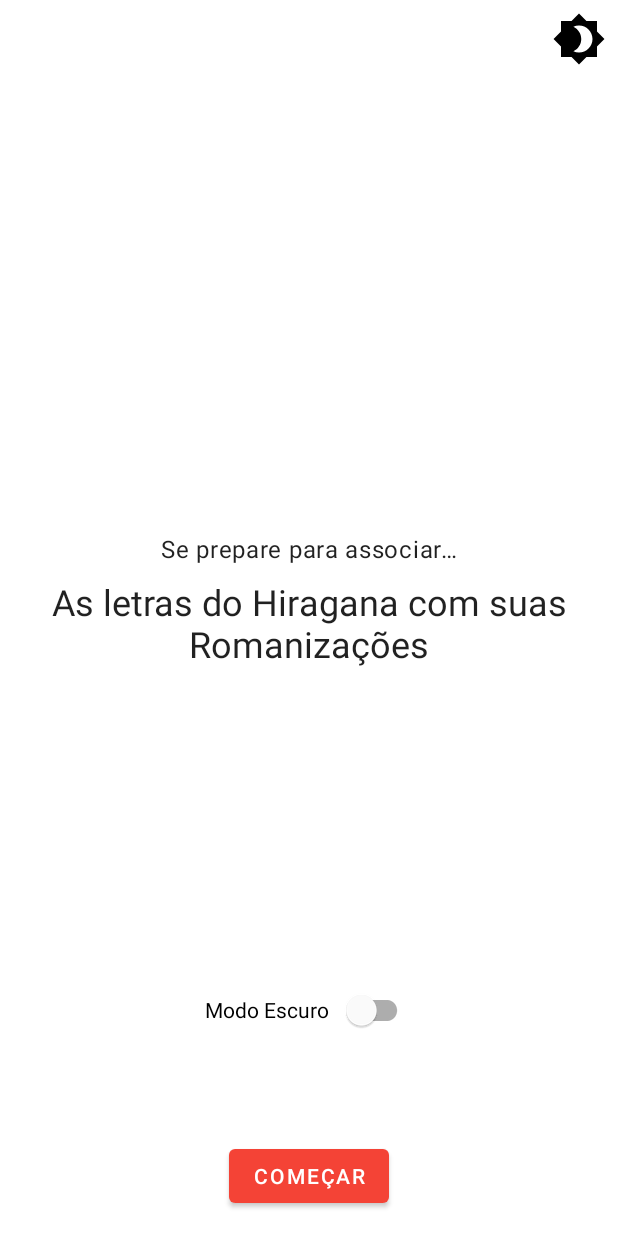
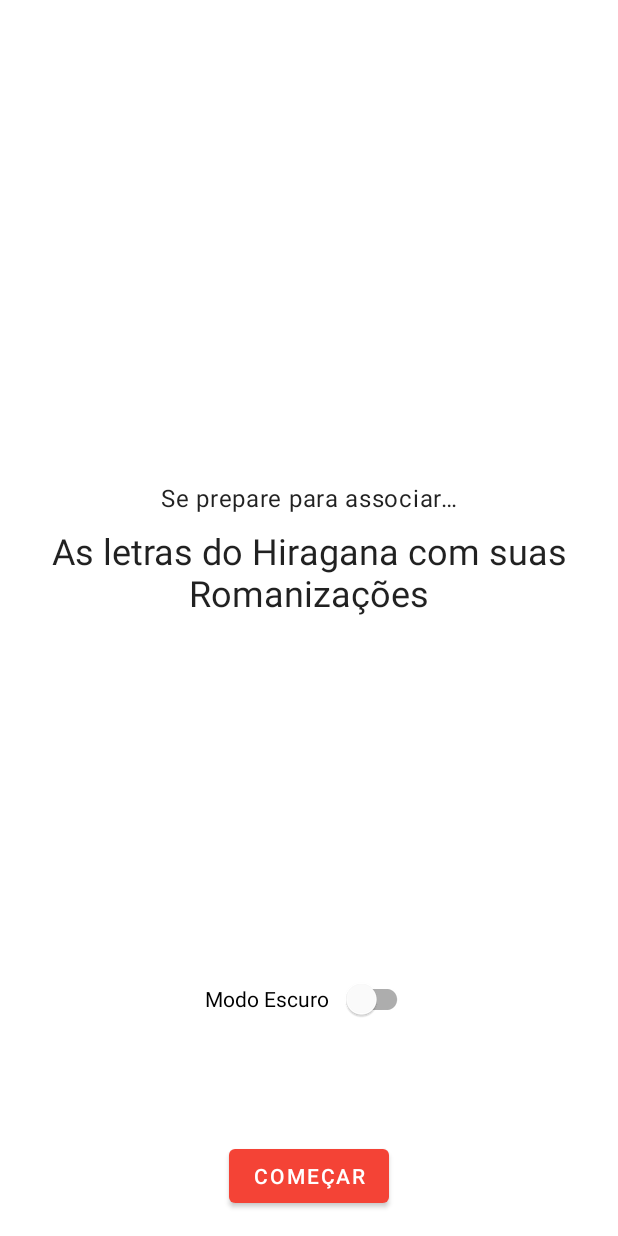
Before and after one commit to mathsemilio/hiragana-learner-randomizer, an Android app: the screen it shows after launch (MainActivity), on a phone screen of 412 x 824 dp. Run offline under Robolectric (Android 15) with nearby library versions, the phone set to English and light mode, and no system bars.

Commit message:
Custom toolbar removed from the main activity_main.xml and small code cleanup.

```diff
--- a/app/src/main/java/com/mathsemilio/hiraganalearner/ui/fragment/GameWelcomeScreen.kt
+++ b/app/src/main/java/com/mathsemilio/hiraganalearner/ui/fragment/GameWelcomeScreen.kt
@@ -33,7 +33,7 @@ class GameWelcomeScreen : Fragment() {
 
         binding.darkModeSwitch.isChecked = DarkModeSelector.isActivated
 
-        binding.darkModeSwitch.setOnCheckedChangeListener { buttonView, isChecked ->
+        binding.darkModeSwitch.setOnCheckedChangeListener { buttonView, _ ->
             if (buttonView.isChecked) {
                 Log.i(TAG_GAME_WELCOME_SCREEN, "onCreateView: Dark mode on")
                 DarkModeSelector.switchDarkModeState()
--- a/app/src/main/res/layout/activity_main.xml
+++ b/app/src/main/res/layout/activity_main.xml
@@ -6,29 +6,6 @@
     android:layout_height="match_parent"
     tools:context=".ui.activity.MainActivity"
     tools:viewBindingIgnore="true">
-
-    <LinearLayout
-        android:id="@+id/custom_toolbar"
-        android:layout_width="match_parent"
-        android:layout_height="?attr/actionBarSize"
-        android:background="@color/background"
-        android:orientation="vertical"
-        android:padding="8dp"
-        app:layout_constraintBottom_toTopOf="@id/nav_host_fragment"
-        app:layout_constraintEnd_toEndOf="parent"
-        app:layout_constraintStart_toStartOf="parent"
-        app:layout_constraintTop_toTopOf="parent">
-
-        <ImageView
-            android:id="@+id/image_dark_mode_switch"
-            android:layout_width="36dp"
-            android:layout_height="36dp"
-            android:contentDescription="@string/dark_mode_icon"
-            android:layout_gravity="center|end"
-            android:src="@drawable/ic_brightness_4_black_24dp"
-            android:tint="?colorControlNormal" />
-
-    </LinearLayout>
 
     <fragment
         android:id="@+id/nav_host_fragment"
@@ -39,7 +16,7 @@
         app:layout_constraintBottom_toBottomOf="parent"
         app:layout_constraintEnd_toEndOf="parent"
         app:layout_constraintStart_toStartOf="parent"
-        app:layout_constraintTop_toBottomOf="@id/custom_toolbar"
+        app:layout_constraintTop_toTopOf="parent"
         app:navGraph="@navigation/nav_graph"
         tools:ignore="FragmentTagUsage" />
 
```
